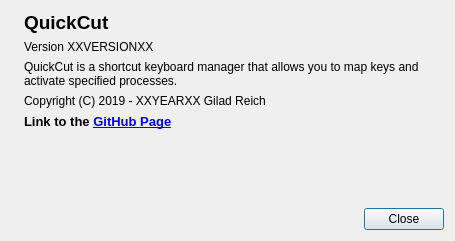
First picture: the form in source/QuickCut/Resources/ui/AboutView.ui, repository giladreich/QuickCut, before the edit.
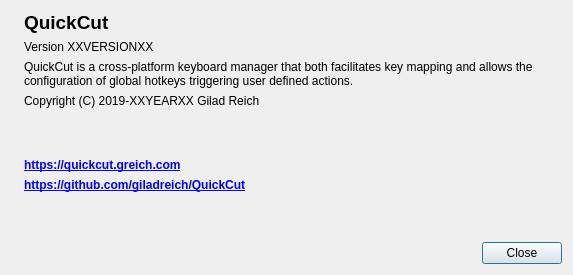
Second picture: the form after the edit. Icons and pictures are not drawn.

Commit message: Update QuickCut release date and description.

```diff
--- a/source/QuickCut/Resources/ui/AboutView.ui
+++ b/source/QuickCut/Resources/ui/AboutView.ui
@@ -6,8 +6,8 @@
    <rect>
     <x>0</x>
     <y>0</y>
-    <width>455</width>
-    <height>241</height>
+    <width>573</width>
+    <height>275</height>
    </rect>
   </property>
   <property name="windowTitle">
@@ -19,27 +19,85 @@
    </iconset>
   </property>
   <layout class="QGridLayout" name="gridLayout">
-   <item row="6" column="1" colspan="2">
-    <widget class="QLabel" name="lblGitHub">
-     <property name="font">
-      <font>
-       <pointsize>10</pointsize>
-       <weight>75</weight>
-       <bold>true</bold>
-      </font>
+   <item row="1" column="0" rowspan="3">
+    <widget class="QLabel" name="lblIcon">
+     <property name="maximumSize">
+      <size>
+       <width>128</width>
+       <height>128</height>
+      </size>
      </property>
      <property name="text">
-      <string>Link to the &lt;a href=&quot;https://github.com/giladreich/QuickCut/releases&quot;&gt;GitHub Page&lt;/a&gt;</string>
+      <string/>
      </property>
-     <property name="openExternalLinks">
+     <property name="pixmap">
+      <pixmap resource="../QuickCut.qrc">:/logo.png</pixmap>
+     </property>
+     <property name="scaledContents">
       <bool>true</bool>
      </property>
-     <property name="textInteractionFlags">
-      <set>Qt::TextBrowserInteraction</set>
+    </widget>
+   </item>
+   <item row="3" column="1" colspan="2">
+    <widget class="QLabel" name="lblDescription">
+     <property name="text">
+      <string>QuickCut is a cross-platform keyboard manager that both facilitates key mapping and allows the configuration of global hotkeys triggering user defined actions.</string>
      </property>
+     <property name="textFormat">
+      <enum>Qt::AutoText</enum>
+     </property>
+     <property name="wordWrap">
+      <bool>true</bool>
+     </property>
     </widget>
    </item>
+   <item row="9" column="1">
+    <spacer name="horizontalSpacer">
+     <property name="orientation">
+      <enum>Qt::Horizontal</enum>
+     </property>
+     <property name="sizeHint" stdset="0">
+      <size>
+       <width>40</width>
+       <height>20</height>
+      </size>
+     </property>
+    </spacer>
+   </item>
    <item row="8" column="2">
+    <spacer name="verticalSpacer">
+     <property name="orientation">
+      <enum>Qt::Vertical</enum>
+     </property>
+     <property name="sizeHint" stdset="0">
+      <size>
+       <width>20</width>
+       <height>40</height>
+      </size>
+     </property>
+    </spacer>
+   </item>
+   <item row="6" column="1" colspan="2">
+    <widget class="QLabel" name="lblQuickCutWeb">
+     <property name="font">
+      <font>
+       <pointsize>9</pointsize>
+       <weight>75</weight>
+       <bold>true</bold>
+      </font>
+     </property>
+     <property name="text">
+      <string>&lt;a href=&quot;https://quickcut.greich.com&quot;&gt;https://quickcut.greich.com&lt;/a&gt;</string>
+     </property>
+     <property name="openExternalLinks">
+      <bool>true</bool>
+     </property>
+     <property name="textInteractionFlags">
+      <set>Qt::TextBrowserInteraction</set>
+     </property>
+    </widget>
+   </item>
+   <item row="9" column="2">
     <widget class="QPushButton" name="btnClose">
      <property name="maximumSize">
       <size>
@@ -55,63 +113,10 @@
      </property>
     </widget>
    </item>
-   <item row="1" column="1" colspan="2">
-    <widget class="QLabel" name="lblAppName">
-     <property name="font">
-      <font>
-       <pointsize>14</pointsize>
-       <weight>75</weight>
-       <bold>true</bold>
-      </font>
-     </property>
-     <property name="text">
-      <string>QuickCut</string>
-     </property>
-    </widget>
-   </item>
-   <item row="7" column="2">
-    <spacer name="verticalSpacer">
-     <property name="orientation">
-      <enum>Qt::Vertical</enum>
-     </property>
-     <property name="sizeHint" stdset="0">
-      <size>
-       <width>20</width>
-       <height>40</height>
-      </size>
-     </property>
-    </spacer>
-   </item>
-   <item row="8" column="1">
-    <spacer name="horizontalSpacer">
-     <property name="orientation">
-      <enum>Qt::Horizontal</enum>
-     </property>
-     <property name="sizeHint" stdset="0">
-      <size>
-       <width>40</width>
-       <height>20</height>
-      </size>
-     </property>
-    </spacer>
-   </item>
-   <item row="3" column="1" colspan="2">
-    <widget class="QLabel" name="lblDescription">
-     <property name="text">
-      <string>QuickCut is a shortcut keyboard manager that allows you to map keys and activate specified processes.</string>
-     </property>
-     <property name="textFormat">
-      <enum>Qt::AutoText</enum>
-     </property>
-     <property name="wordWrap">
-      <bool>true</bool>
-     </property>
-    </widget>
-   </item>
    <item row="4" column="1" colspan="2">
     <widget class="QLabel" name="lblCopyRight">
      <property name="text">
-      <string>Copyright (C) 2019 - XXYEARXX Gilad Reich</string>
+      <string>Copyright (C) 2019-XXYEARXX Gilad Reich</string>
      </property>
     </widget>
    </item>
@@ -122,24 +127,52 @@
      </property>
     </widget>
    </item>
-   <item row="1" column="0" rowspan="3">
-    <widget class="QLabel" name="lblIcon">
-     <property name="maximumSize">
+   <item row="1" column="1" colspan="2">
+    <widget class="QLabel" name="lblAppName">
+     <property name="font">
+      <font>
+       <pointsize>14</pointsize>
+       <weight>75</weight>
+       <bold>true</bold>
+      </font>
+     </property>
+     <property name="text">
+      <string>QuickCut</string>
+     </property>
+    </widget>
+   </item>
+   <item row="7" column="1" colspan="2">
+    <widget class="QLabel" name="lblGitHub">
+     <property name="font">
+      <font>
+       <pointsize>9</pointsize>
+       <weight>75</weight>
+       <bold>true</bold>
+      </font>
+     </property>
+     <property name="text">
+      <string>&lt;a href=&quot;https://github.com/giladreich/QuickCut&quot;&gt;https://github.com/giladreich/QuickCut&lt;/a&gt;</string>
+     </property>
+     <property name="openExternalLinks">
+      <bool>true</bool>
+     </property>
+     <property name="textInteractionFlags">
+      <set>Qt::TextBrowserInteraction</set>
+     </property>
+    </widget>
+   </item>
+   <item row="5" column="1">
+    <spacer name="verticalSpacer_2">
+     <property name="orientation">
+      <enum>Qt::Vertical</enum>
+     </property>
+     <property name="sizeHint" stdset="0">
       <size>
-       <width>128</width>
-       <height>128</height>
+       <width>20</width>
+       <height>40</height>
       </size>
      </property>
-     <property name="text">
-      <string/>
-     </property>
-     <property name="pixmap">
-      <pixmap resource="../QuickCut.qrc">:/logo.png</pixmap>
-     </property>
-     <property name="scaledContents">
-      <bool>true</bool>
-     </property>
-    </widget>
+    </spacer>
    </item>
   </layout>
  </widget>
```
The commit also changes 6 other files.
